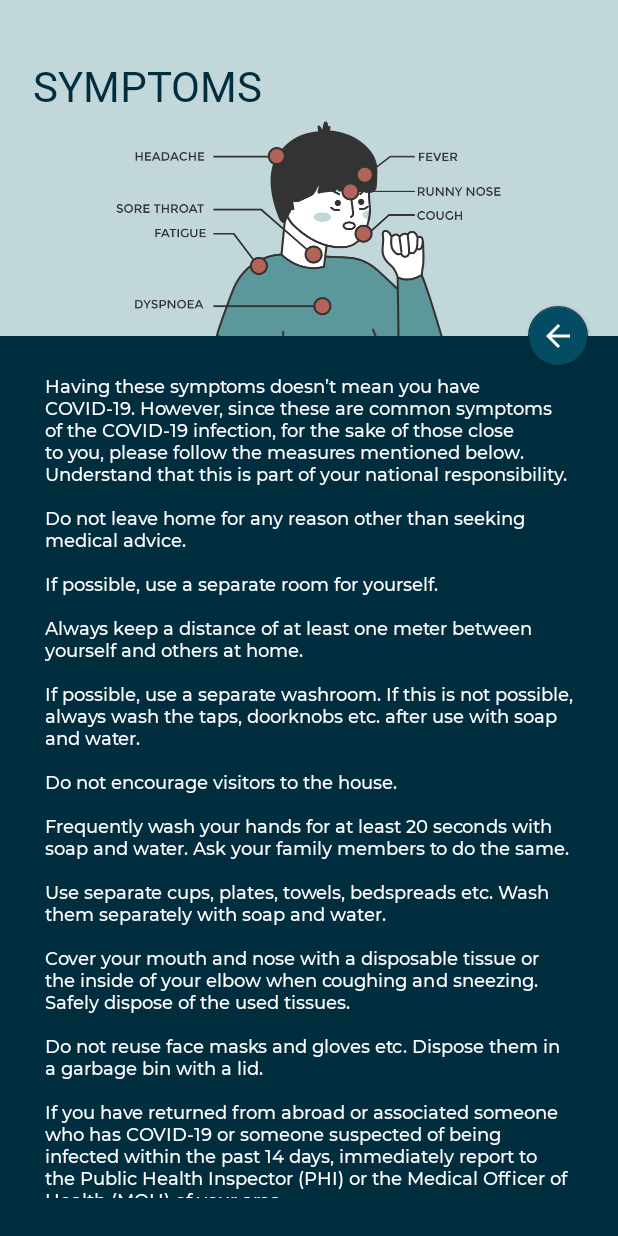
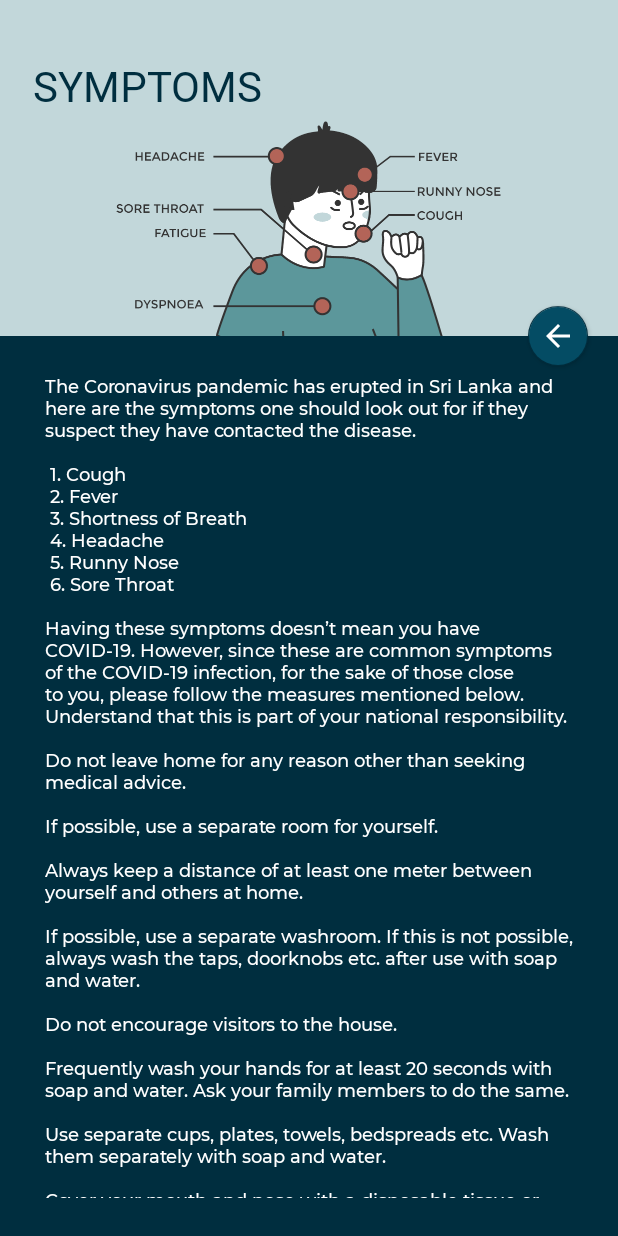
Before and after one commit to chathurabuddi/covid19-sl, an Android app: the fragment SymptomsFragment shown on its own in the app's theme, on a phone screen of 412 x 824 dp. Run offline under Robolectric (Android 15) with nearby library versions, the phone set to English and light mode, and no system bars.

Commit message:
symptoms description enhanced

```diff
--- a/app/src/main/res/values/strings.xml
+++ b/app/src/main/res/values/strings.xml
@@ -7,7 +7,15 @@
     <string name="dashboard">Dashboard</string>
     <string name="about">About</string>
     <string name="symptoms_description">
-        Having these symptoms doesn’t mean you have COVID-19.
+        The Coronavirus pandemic has erupted in Sri Lanka and here are the symptoms one should look
+        out for if they suspect they have contacted the disease.\n\n
+        1. Cough\n
+        2. Fever\n
+        3. Shortness of Breath\n
+        4. Headache\n
+        5. Runny Nose\n
+        6. Sore Throat\n
+        \nHaving these symptoms doesn’t mean you have COVID-19.
         However, since these are common symptoms of the COVID-19 infection,
         for the sake of those close to you, please follow the measures mentioned below.
         Understand that this is part of your national responsibility.\n
```
